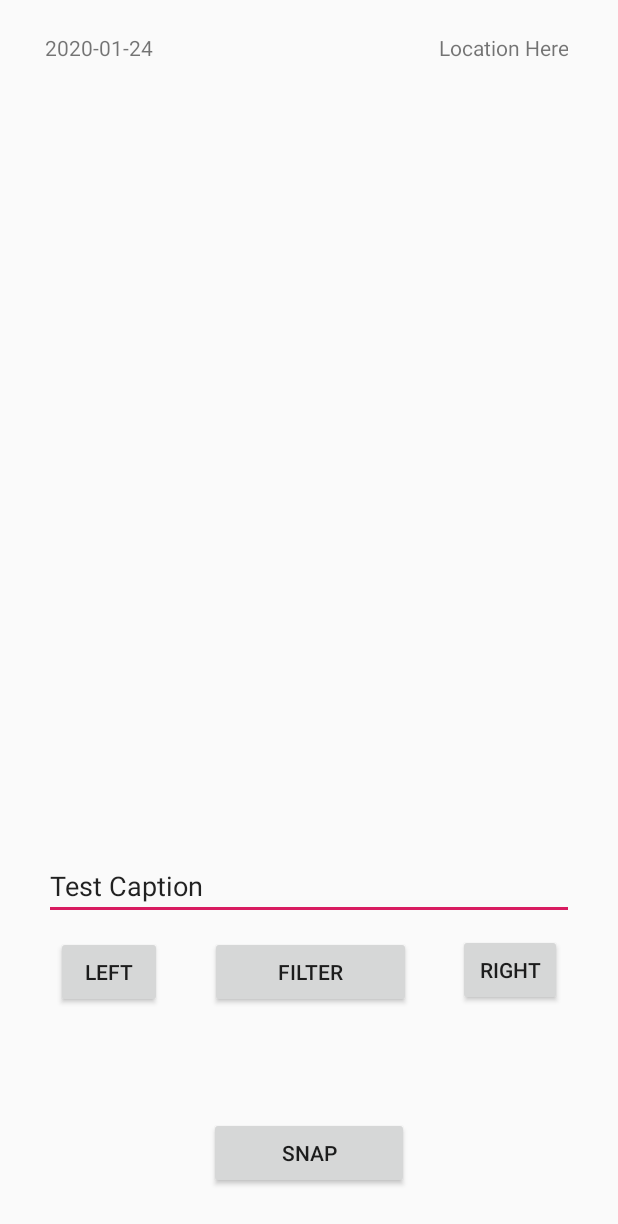
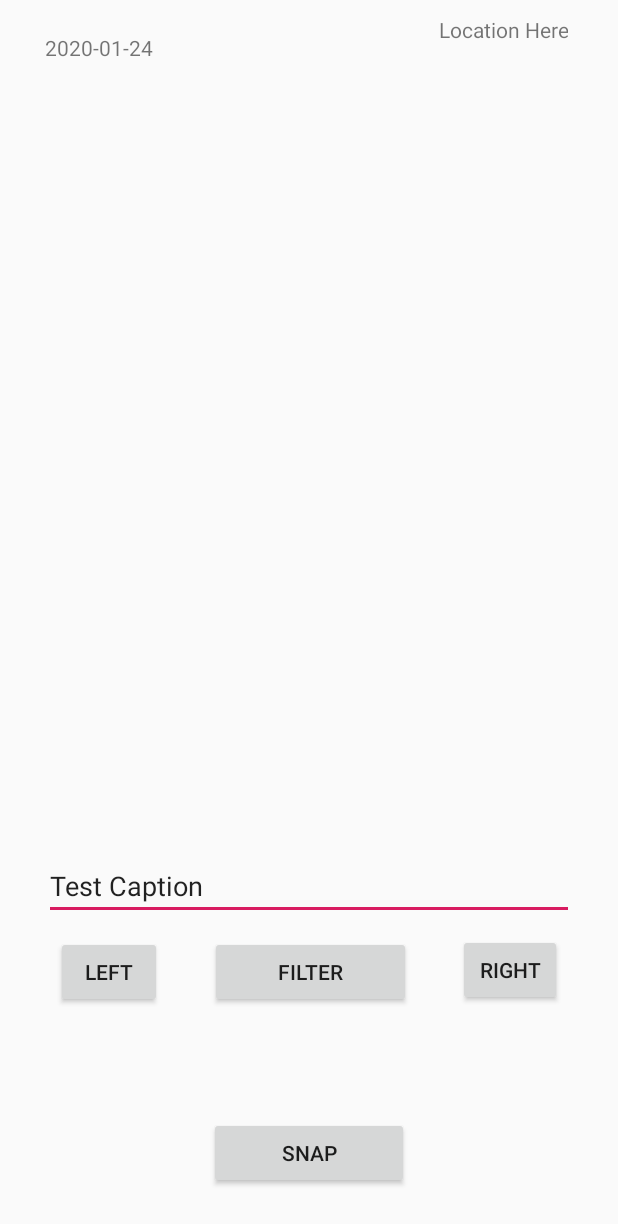
Before and after one commit to NickHEE/PhotoGallery, an Android app: the layout activity_main.xml on its own in the app's theme, with its tools: preview values and no code run, on a phone screen of 412 x 824 dp. Shown: the top 1224 px of the screen. Run offline under Robolectric (Android 15) with nearby library versions, the phone set to English and light mode, and no system bars.

Commit message:
Location Tagging

```diff
--- a/app/src/main/AndroidManifest.xml
+++ b/app/src/main/AndroidManifest.xml
@@ -2,7 +2,9 @@
 <manifest xmlns:android="http://schemas.android.com/apk/res/android"
     package="com.example.photoGallery">
     <uses-permission android:name="android.permission.WRITE_EXTERNAL_STORAGE" android:maxSdkVersion="18" />
+    <uses-permission android:name="android.permission.ACCESS_FINE_LOCATION" />
     <uses-feature android:name="android.hardware.camera" android:required="true" />
+    <uses-feature android:name="android.hardware.location.gps" android:required="true" />
     <application
         android:allowBackup="true"
         android:icon="@mipmap/ic_launcher"
--- a/app/src/main/res/layout/activity_main.xml
+++ b/app/src/main/res/layout/activity_main.xml
@@ -9,15 +9,15 @@
     <TextView
         android:id="@+id/textView_location"
         android:layout_width="wrap_content"
-        android:layout_height="29dp"
+        android:layout_height="46dp"
         android:layout_alignParentStart="true"
         android:layout_alignParentTop="true"
         android:layout_alignParentEnd="true"
-        android:layout_marginStart="236dp"
-        android:layout_marginTop="22dp"
+        android:layout_marginStart="186dp"
+        android:layout_marginTop="10dp"
         android:layout_marginEnd="33dp"
-        android:text="Location Here"
-        android:gravity="right"/>
+        android:gravity="right"
+        android:text="Location Here" />
 
     <Button
         android:id="@+id/btn_snap"
```
Also changed, not shown: app/src/main/java/com/example/photoGallery/MainActivity.java (+73 -8 lines).
